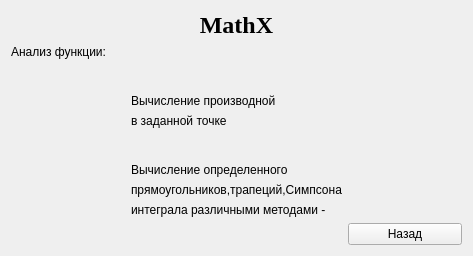
First picture: the form in integral.ui, repository Kanst/MathXv, before the edit.
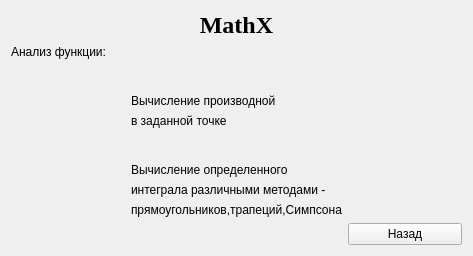
Second picture: the form after the edit. Icons and pictures are not drawn.

Patch:
```diff
--- a/integral.ui
+++ b/integral.ui
@@ -126,16 +126,16 @@
         </widget>
        </item>
        <item>
-        <widget class="QLabel" name="label_12">
+        <widget class="QLabel" name="label_11">
          <property name="text">
-          <string>прямоугольников,трапеций,Симпсона</string>
+          <string>интеграла различными методами -</string>
          </property>
         </widget>
        </item>
        <item>
-        <widget class="QLabel" name="label_11">
+        <widget class="QLabel" name="label_12">
          <property name="text">
-          <string>интеграла различными методами -</string>
+          <string>прямоугольников,трапеций,Симпсона</string>
          </property>
         </widget>
        </item>
```
